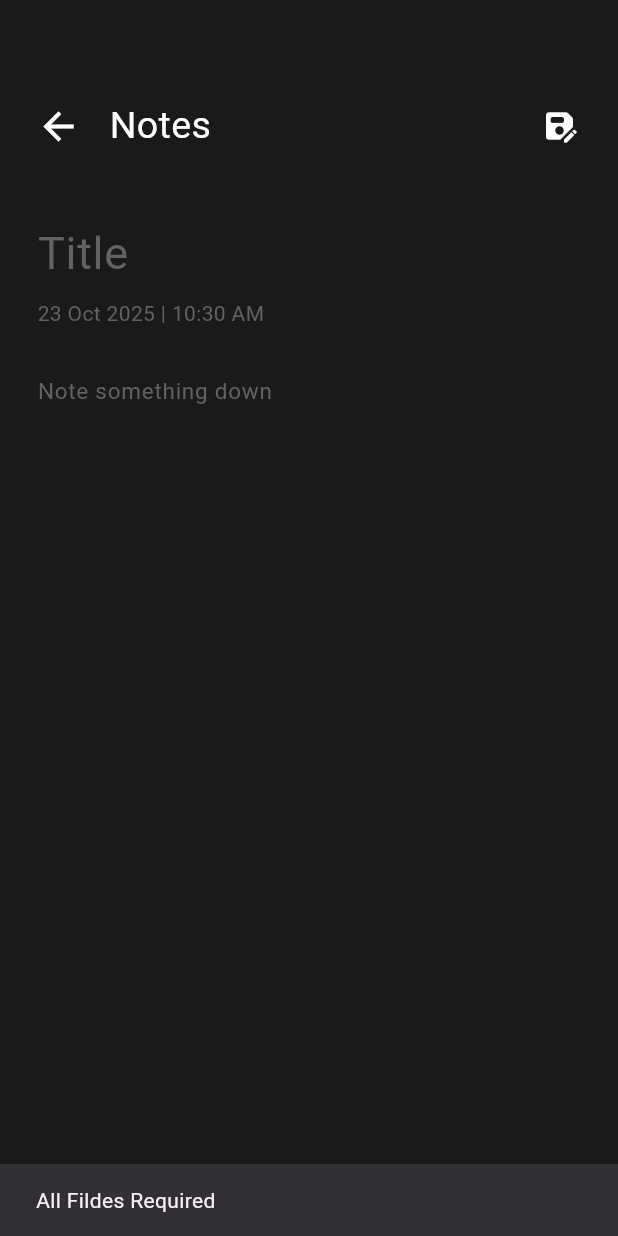
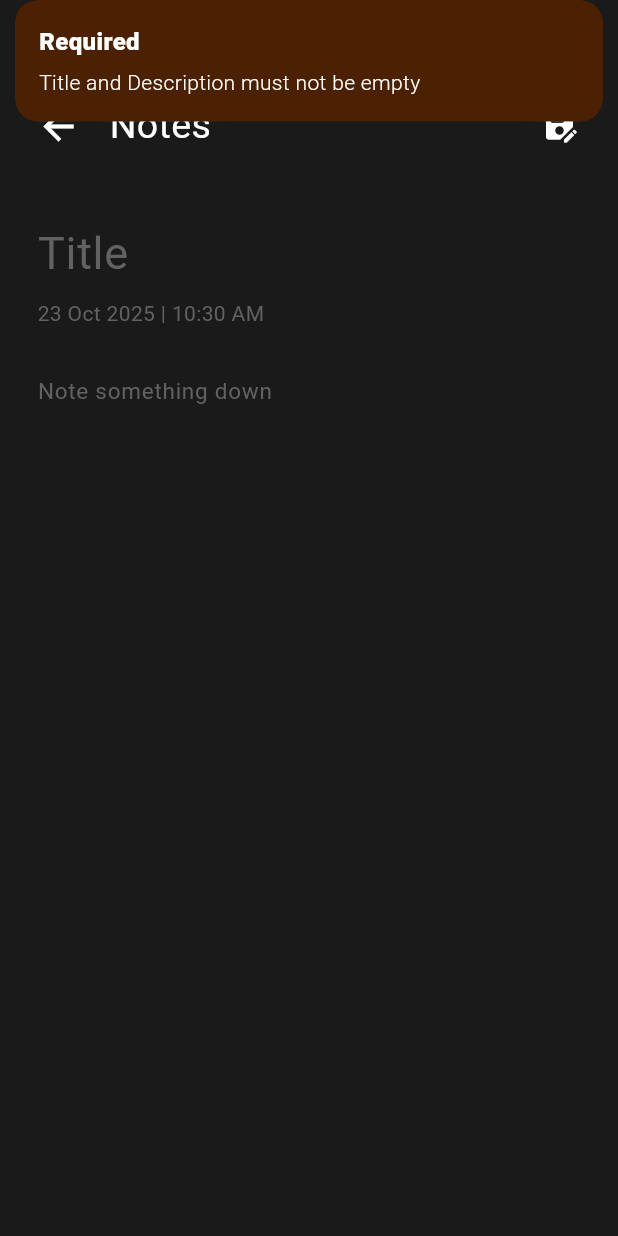
Before and after one commit to OwaisRaza1941/Note-App, a Flutter app: the NoteAddScreen screen opened directly, after a tap on the "save as" icon, on a phone screen of 412 x 824 dp. Run offline on Flutter 3.47's test engine with Material 3 defaults, Android fonts, the phone set to English and light mode, and no system bars; our stand-ins replace dropdown_button2, get, loading_animation_widget, sqflite; accounts and stored records are empty.

Commit message:
Save In Notes with Validation

```diff
--- a/lib/controller/note_add_controller.dart
+++ b/lib/controller/note_add_controller.dart
@@ -1,16 +1,14 @@
+import 'package:flutter/material.dart';
 import 'package:get/get.dart';
+import 'package:notepad/controller/loader_controller.dart';
 import 'package:notepad/data/local/db_helper.dart';
 import 'package:notepad/models/notes_model.dart';
 
 class NoteAddController extends GetxController {
   var allnotes = <NotesModel>[].obs;
-
   DBHelper? dbRF;
 
-  getNotes() async {
-    List<Map<String, dynamic>> rawData = await dbRF!.getAllNotes();
-    allnotes.value = rawData.map((e) => NotesModel.fromMap(e)).toList();
-  }
+  final LoaderController loaderCtrl = Get.put(LoaderController());
 
   @override
   void onInit() {
@@ -18,4 +16,46 @@ class NoteAddController extends GetxController {
     getNotes();
     super.onInit();
   }
+
+  /// Fetch All Notes
+  Future<void> getNotes() async {
+    List<Map<String, dynamic>> rawData = await dbRF!.getAllNotes();
+    allnotes.value = rawData.map((e) => NotesModel.fromMap(e)).toList();
+  }
+
+  /// Save Note Logic
+  Future<void> saveNote(String title, String description, DateTime time) async {
+    // Validation
+    if (title.isEmpty || description.isEmpty) {
+      Get.snackbar(
+        "Required",
+        "Title and Description must not be empty",
+        backgroundColor: Color.fromARGB(255, 75, 32, 3),
+        colorText: Color.fromARGB(255, 255, 255, 255),
+      );
+      return;
+    }
+
+    loaderCtrl.showLoader();
+
+    // Prepare Note data
+    NotesModel note = NotesModel(
+      title: title,
+      description: description,
+      createdAt: time.millisecondsSinceEpoch,
+    );
+
+    // Insert into DB
+    bool check = await dbRF!.addNote(note);
+
+    // Refresh List + Back if success
+    if (check) {
+      await getNotes();
+      await Future.delayed(Duration(seconds: 5));
+      loaderCtrl.hideLoader();
+      Get.back();
+    } else {
+      Get.snackbar("Error", "Failed to save note");
+    }
+  }
 }
--- a/lib/data/local/db_helper.dart
+++ b/lib/data/local/db_helper.dart
@@ -14,6 +14,7 @@ class DBHelper {
   static final String column_note_sno = 's_no';
   static final String column_note_title = 'title';
   static final String column_note_description = 'desc';
+  static final String column_note_createdAt = 'createdAt';
 
   Database? myDB;
 
@@ -38,7 +39,7 @@ class DBHelper {
       onCreate: (db, version) {
         /// create all your tables here
         db.execute(
-          "create table $table_note ($column_note_sno integer primary key autoincrement , $column_note_title text, $column_note_description text)",
+          "create table $table_note ($column_note_sno integer primary key autoincrement , $column_note_title text, $column_note_description text, $column_note_createdAt INTEGER)",
         );
 
         ///
--- a/lib/models/notes_model.dart
+++ b/lib/models/notes_model.dart
@@ -2,8 +2,9 @@ class NotesModel {
   int? sNo;
   String? title;
   String? description;
+  int? createdAt;
 
-  NotesModel({this.sNo, this.title, this.description});
+  NotesModel({this.sNo, this.title, this.description, this.createdAt});
 
   ///JSON convert TO ---->> NoteModel
   factory NotesModel.fromMap(Map<String, dynamic> map) {
@@ -11,6 +12,7 @@ class NotesModel {
       sNo: map['s_no'],
       title: map['title'],
       description: map['desc'],
+      createdAt: map['createdAt'],
     );
   }
 
@@ -24,6 +26,7 @@ class NotesModel {
 
     data['title'] = title;
     data['desc'] = description;
+    data['createdAt'] = createdAt;
 
     return data;
   }
--- a/lib/views/screens/note_add_screen.dart
+++ b/lib/views/screens/note_add_screen.dart
@@ -2,9 +2,7 @@ import 'package:flutter/material.dart';
 import 'package:get/get.dart';
 import 'package:intl/intl.dart' show DateFormat;
 import 'package:notepad/constants/colors.dart';
-import 'package:notepad/controller/loader_controller.dart';
 import 'package:notepad/controller/note_add_controller.dart';
-import 'package:notepad/models/notes_model.dart';
 import 'package:notepad/views/animations/custom_loader.dart';
 import 'package:notepad/views/widgets/note_add/add_screen_appbar.dart';
 import 'package:notepad/views/widgets/note_add/note_description_fields.dart';
@@ -15,8 +13,7 @@ class NoteAddScreen extends StatelessWidget {
 
   NoteAddScreen({required this.dateTime, super.key});
 
-  final NoteAddController noteCtrl = Get.find();
-  final LoaderController loaderCtrl = Get.put(LoaderController());
+  final NoteAddController noteCtrl = Get.put(NoteAddController());
 
   @override
   Widget build(BuildContext context) {
@@ -25,52 +22,35 @@ class NoteAddScreen extends StatelessWidget {
 
     TextEditingController titleController = TextEditingController();
     TextEditingController desController = TextEditingController();
+
     return Scaffold(
       backgroundColor: AppColors.darkGreyColor,
       body: Stack(
         children: [
           SingleChildScrollView(
             child: Padding(
-              padding: EdgeInsets.only(
-                left: 15,
-                right: 15,
-                top: 60,
-                bottom: 30,
-              ),
+              padding: EdgeInsets.only(left: 15, right: 15, top: 60),
               child: Column(
                 crossAxisAlignment: CrossAxisAlignment.start,
                 children: [
                   AddScreenAppBar(
-                    onSave: () async {
-                      loaderCtrl.showLoader();
-
-                      NotesModel notes = NotesModel(
-                        title: titleController.text,
-                        description: desController.text,
+                    onSave: () {
+                      noteCtrl.saveNote(
+                        titleController.text,
+                        desController.text,
+                        dateTime,
                       );
-
-                      bool check = await noteCtrl.dbRF!.addNote(notes);
-
-                      if (titleController.text.isEmpty ||
-                          desController.text.isEmpty) {
-                        ScaffoldMessenger.of(context).showSnackBar(
-                          SnackBar(content: Text("All Fildes Required")),
-                        );
-                      } else if (check) {
-                        noteCtrl.getNotes();
-                        await Future.delayed(Duration(seconds: 10));
-                        Get.back();
-                      }
-
-                      loaderCtrl.hideLoader();
                     },
                   ),
+
                   SizedBox(height: 20),
+
                   NoteTitleSection(
                     formattedDate: formattedDate,
                     formattedTime: formattedTime,
                     titleController: titleController,
                   ),
+
                   NoteDescriptionField(desController: desController),
                 ],
               ),
```
Also changed, not shown: lib/views/screens/note_screen.dart (+30 -4 lines).
